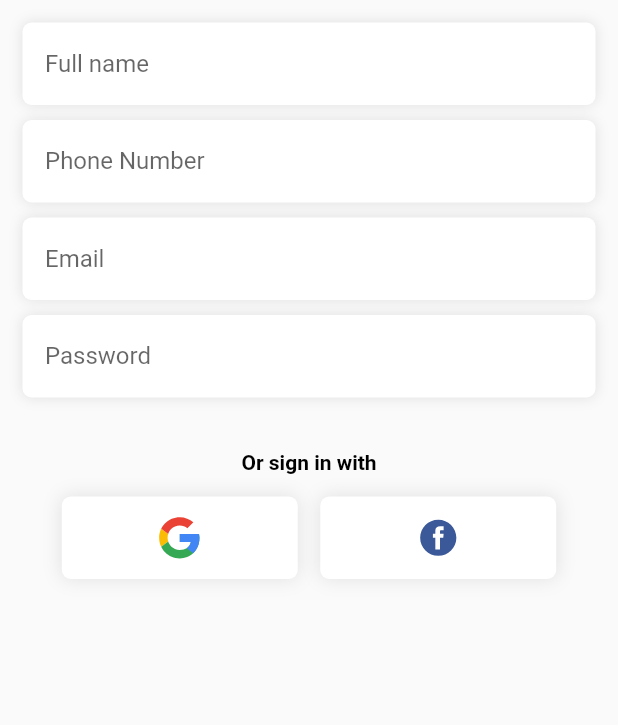
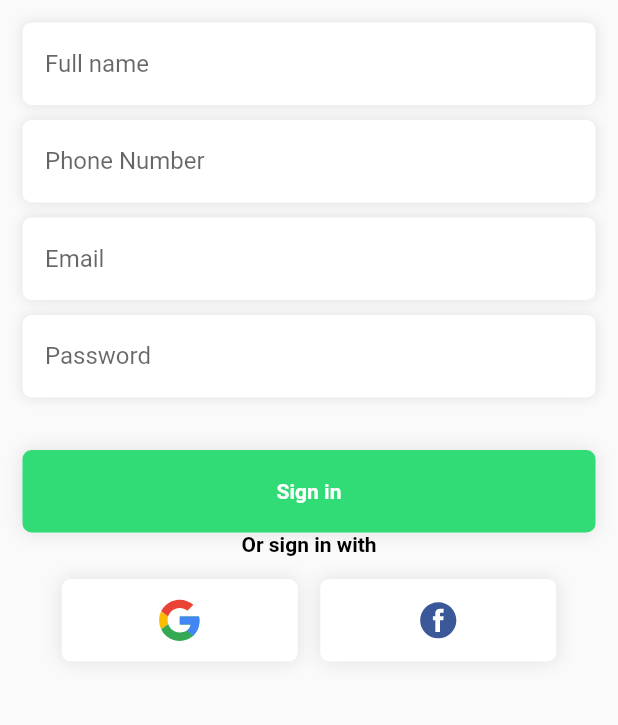
Before and after one commit to elianyiotano/Prueba, a Flutter app: the SignUp screen opened by its route, on a phone screen of 412 x 824 dp, the part 306-1031 px from its top. Run offline on Flutter 3.47's test engine with Material 2 defaults, Android fonts, the light colour scheme and no system bars; our stand-ins replace flutter_svg.

Commit message:
LE-8: add global btn in signUp page

```diff
--- a/lib/pages/Login/signup_Page.dart
+++ b/lib/pages/Login/signup_Page.dart
@@ -70,6 +70,7 @@ class SignUp extends StatelessWidget {
 
                 const SizedBox(height: 10),
                 const SizedBox(height: 25),
+                const ButtonGlobal(),
                 const SocialLogin(),
               ],
             ),
```
